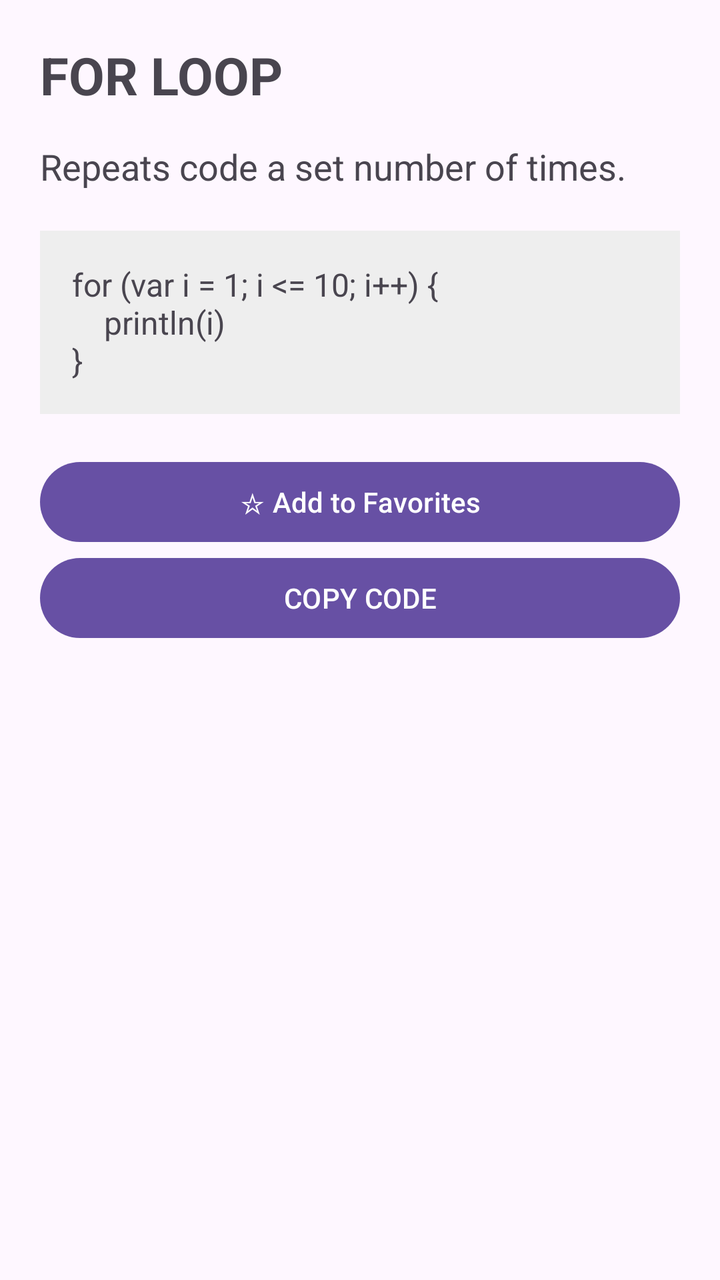
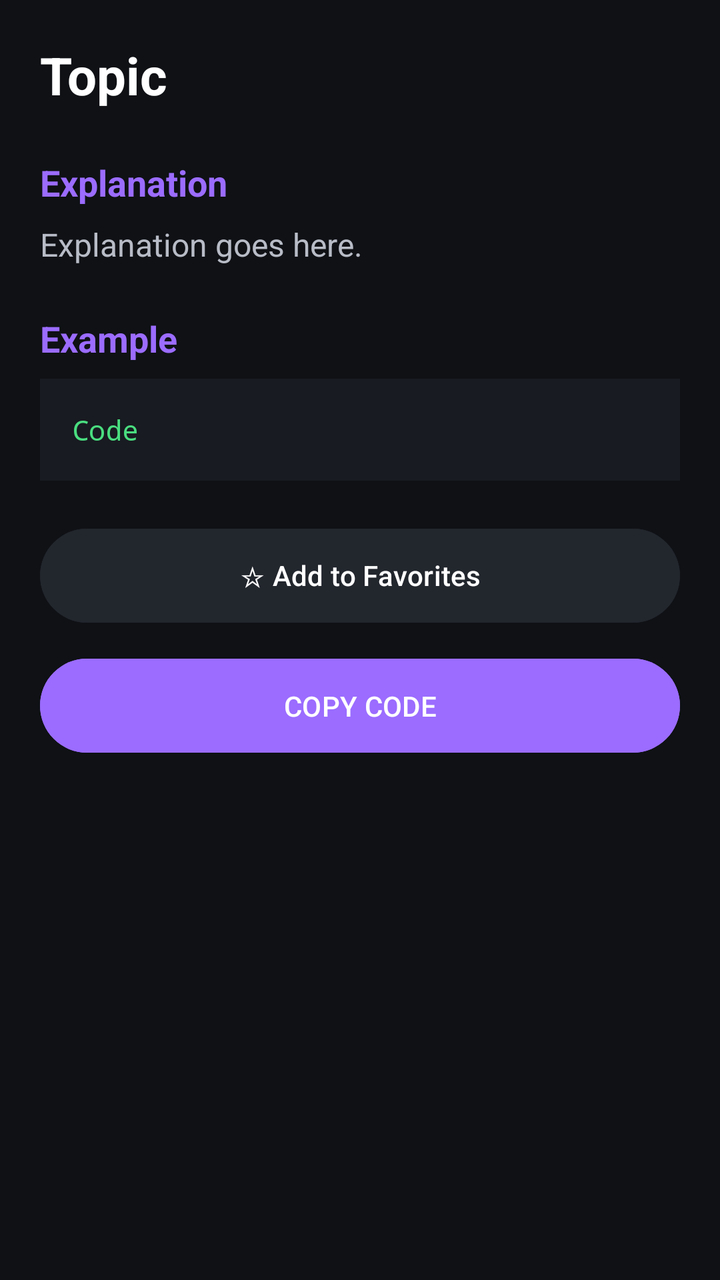

An Android layout rendered at two revisions. The XML below is the earlier revision; the diff shows what the commit changed to produce the second picture.
<!-- AndroidManifest.xml: application theme Theme.ITStudyBuddy2 -->
<!-- res/layout/activity_topic.xml -->
<?xml version="1.0" encoding="utf-8"?>
<ScrollView
    xmlns:android="http://schemas.android.com/apk/res/android"
    android:layout_width="match_parent"
    android:layout_height="match_parent">

    <LinearLayout
        android:layout_width="match_parent"
        android:layout_height="wrap_content"
        android:orientation="vertical"
        android:padding="20dp">

        <TextView
            android:id="@+id/topicTitle"
            android:layout_width="match_parent"
            android:layout_height="wrap_content"
            android:text="FOR LOOP"
            android:textSize="26sp"
            android:textStyle="bold" />

        <TextView
            android:id="@+id/explanation"
            android:layout_width="match_parent"
            android:layout_height="wrap_content"
            android:layout_marginTop="16dp"
            android:text="Repeats code a set number of times."
            android:textSize="18sp" />

        <TextView
            android:id="@+id/codeText"
            android:layout_width="match_parent"
            android:layout_height="wrap_content"
            android:layout_marginTop="20dp"
            android:background="#EEEEEE"
            android:padding="16dp"
            android:text="for (var i = 1; i &lt;= 10; i++) {&#10;    println(i)&#10;}"
            android:textSize="16sp" />

        <Button
            android:id="@+id/favoriteButton"
            android:layout_width="match_parent"
            android:layout_height="wrap_content"
            android:layout_marginTop="20dp"
            android:text="☆ Add to Favorites" />

        <Button
            android:id="@+id/copyButton"
            android:layout_width="match_parent"
            android:layout_height="wrap_content"
            android:text="COPY CODE" />

    </LinearLayout>

</ScrollView>
<!-- resources referenced by this layout -->
<resources>
  <style name="Theme.ITStudyBuddy2" parent="Base.Theme.ITStudyBuddy2" />
  <style name="Base.Theme.ITStudyBuddy2" parent="Theme.Material3.DayNight.NoActionBar">
          
          
      </style>
</resources>

<!-- the commit's change to res/layout/activity_topic.xml (unified diff, before → after) -->
@@ -1,54 +1,99 @@
 <?xml version="1.0" encoding="utf-8"?>
-<ScrollView
+<androidx.constraintlayout.widget.ConstraintLayout
     xmlns:android="http://schemas.android.com/apk/res/android"
+    xmlns:app="http://schemas.android.com/apk/res-auto"
     android:layout_width="match_parent"
-    android:layout_height="match_parent">
+    android:layout_height="match_parent"
+    android:background="@color/vs_background"
+    android:padding="20dp">
 
-    <LinearLayout
-        android:layout_width="match_parent"
+    <TextView
+        android:id="@+id/topicTitle"
+        android:layout_width="0dp"
         android:layout_height="wrap_content"
-        android:orientation="vertical"
-        android:padding="20dp">
+        android:text="Topic"
+        android:textColor="@color/vs_text"
+        android:textSize="26sp"
+        android:textStyle="bold"
+        app:layout_constraintTop_toTopOf="parent"
+        app:layout_constraintStart_toStartOf="parent"
+        app:layout_constraintEnd_toEndOf="parent" />
 
-        <TextView
-            android:id="@+id/topicTitle"
-            android:layout_width="match_parent"
-            android:layout_height="wrap_content"
-            android:text="FOR LOOP"
-            android:textSize="26sp"
-            android:textStyle="bold" />
+    <TextView
+        android:id="@+id/explanationLabel"
+        android:layout_width="0dp"
+        android:layout_height="wrap_content"
+        android:layout_marginTop="24dp"
+        android:text="Explanation"
+        android:textColor="@color/vs_primary"
+        android:textSize="18sp"
+        android:textStyle="bold"
+        app:layout_constraintTop_toBottomOf="@id/topicTitle"
+        app:layout_constraintStart_toStartOf="parent"
+        app:layout_constraintEnd_toEndOf="parent" />
 
-        <TextView
-            android:id="@+id/explanation"
-            android:layout_width="match_parent"
-            android:layout_height="wrap_content"
-            android:layout_marginTop="16dp"
-            android:text="Repeats code a set number of times."
-            android:textSize="18sp" />
+    <TextView
+        android:id="@+id/topicDescription"
+        android:layout_width="0dp"
+        android:layout_height="wrap_content"
+        android:layout_marginTop="8dp"
+        android:text="Explanation goes here."
+        android:textColor="@color/vs_text_secondary"
+        android:textSize="16sp"
+        app:layout_constraintTop_toBottomOf="@id/explanationLabel"
+        app:layout_constraintStart_toStartOf="parent"
+        app:layout_constraintEnd_toEndOf="parent" />
 
-        <TextView
-            android:id="@+id/codeText"
-            android:layout_width="match_parent"
-            android:layout_height="wrap_content"
-            android:layout_marginTop="20dp"
-            android:background="#EEEEEE"
-            android:padding="16dp"
-            android:text="for (var i = 1; i &lt;= 10; i++) {&#10;    println(i)&#10;}"
-            android:textSize="16sp" />
+    <TextView
+        android:id="@+id/codeLabel"
+        android:layout_width="0dp"
+        android:layout_height="wrap_content"
+        android:layout_marginTop="24dp"
+        android:text="Example"
+        android:textColor="@color/vs_primary"
+        android:textSize="18sp"
+        android:textStyle="bold"
+        app:layout_constraintTop_toBottomOf="@id/topicDescription"
+        app:layout_constraintStart_toStartOf="parent"
+        app:layout_constraintEnd_toEndOf="parent" />
 
-        <Button
-            android:id="@+id/favoriteButton"
-            android:layout_width="match_parent"
-            android:layout_height="wrap_content"
-            android:layout_marginTop="20dp"
-            android:text="☆ Add to Favorites" />
+    <TextView
+        android:id="@+id/codeText"
+        android:layout_width="0dp"
+        android:layout_height="wrap_content"
+        android:layout_marginTop="8dp"
+        android:padding="16dp"
+        android:background="@color/vs_surface"
+        android:text="Code"
+        android:textColor="@color/vs_green"
+        android:textSize="14sp"
+        android:fontFamily="monospace"
+        app:layout_constraintTop_toBottomOf="@id/codeLabel"
+        app:layout_constraintStart_toStartOf="parent"
+        app:layout_constraintEnd_toEndOf="parent" />
 
-        <Button
-            android:id="@+id/copyButton"
-            android:layout_width="match_parent"
-            android:layout_height="wrap_content"
-            android:text="COPY CODE" />
+    <Button
+        android:id="@+id/favoriteButton"
+        android:layout_width="0dp"
+        android:layout_height="55dp"
+        android:layout_marginTop="20dp"
+        android:text="☆ Add to Favorites"
+        android:textColor="@color/vs_text"
+        android:backgroundTint="@color/vs_surface_light"
+        app:layout_constraintTop_toBottomOf="@id/codeText"
+        app:layout_constraintStart_toStartOf="parent"
+        app:layout_constraintEnd_toEndOf="parent" />
 
-    </LinearLayout>
+    <Button
+        android:id="@+id/copyButton"
+        android:layout_width="0dp"
+        android:layout_height="55dp"
+        android:layout_marginTop="10dp"
+        android:text="COPY CODE"
+        android:textColor="@color/vs_text"
+        android:backgroundTint="@color/vs_primary"
+        app:layout_constraintTop_toBottomOf="@id/favoriteButton"
+        app:layout_constraintStart_toStartOf="parent"
+        app:layout_constraintEnd_toEndOf="parent" />
 
-</ScrollView>
+</androidx.constraintlayout.widget.ConstraintLayout>
<!-- resource entries referenced after the edit -->
@@ -1,5 +1,12 @@
 <!-- resources referenced by this layout -->
 <resources>
+  <color name="vs_background">#0F1115</color>
+  <color name="vs_green">#4ADE80</color>
+  <color name="vs_primary">#9B6CFF</color>
+  <color name="vs_surface">#181B21</color>
+  <color name="vs_surface_light">#22262D</color>
+  <color name="vs_text">#FFFFFF</color>
+  <color name="vs_text_secondary">#B8BCC6</color>
   <style name="Theme.ITStudyBuddy2" parent="Base.Theme.ITStudyBuddy2" />
   <style name="Base.Theme.ITStudyBuddy2" parent="Theme.Material3.DayNight.NoActionBar">
           
